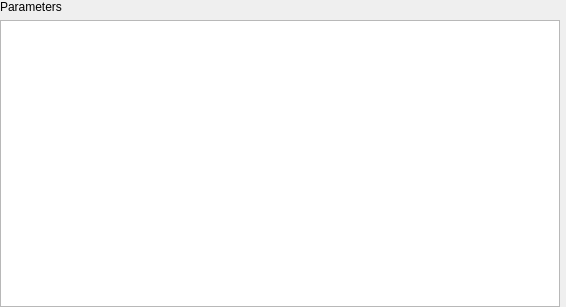
This is gui/ui/export/sample.ui in Belden-Montreal/SNP-Cable-Analyser as Qt 5 draws it before an edit. The edited form follows.
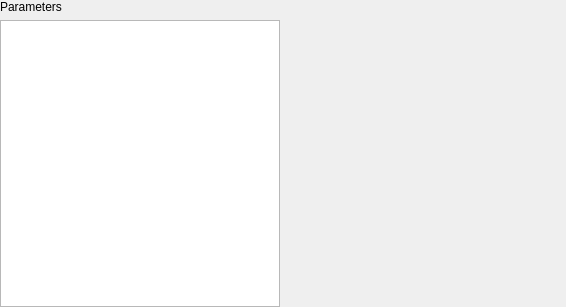
This is the edited form. Custom widgets are drawn as their Qt base class.

Commit message: Adjust widget weights for the configuration dialog

Diff of the .ui file:
```diff
--- a/gui/ui/export/sample.ui
+++ b/gui/ui/export/sample.ui
@@ -13,7 +13,7 @@
   <property name="windowTitle">
    <string>Form</string>
   </property>
-  <layout class="QGridLayout" name="gridLayout" columnstretch="0,0">
+  <layout class="QGridLayout" name="gridLayout" columnstretch="1,1">
    <property name="leftMargin">
     <number>0</number>
    </property>
```
The commit also changes 3 other files.
